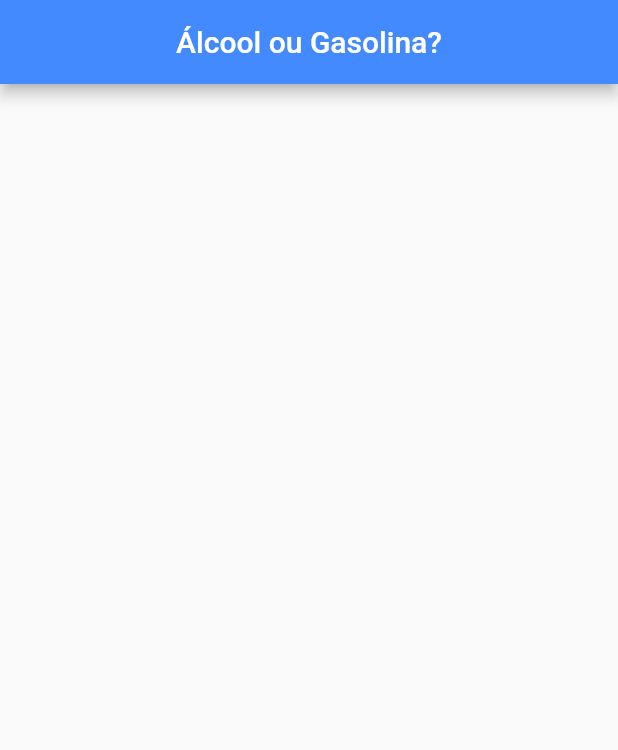
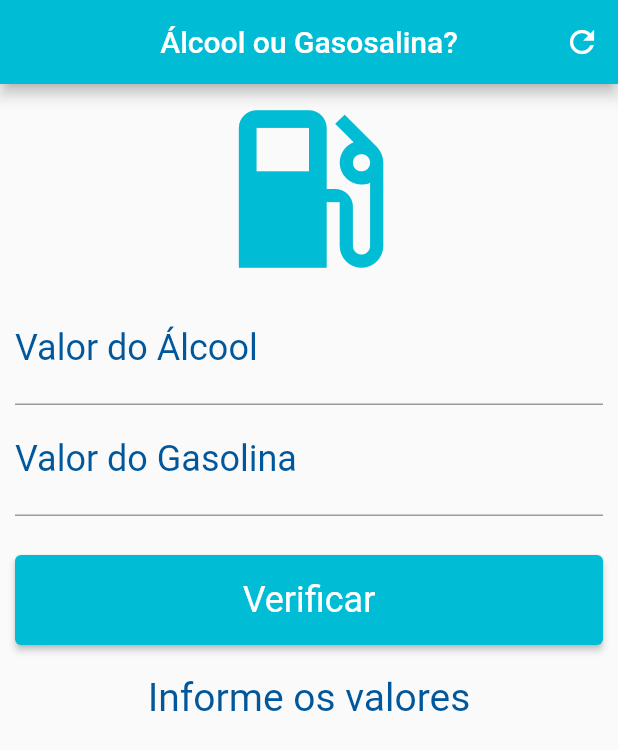
Before and after one commit to danielrocha92/2021-2_sexta_manha, a Flutter app: the screen it shows after launch, on a phone screen of 412 x 824 dp. Shown: the top 750 px of the screen. Run offline on Flutter 3.47's test engine with Material 2 defaults, Android fonts, the phone set to English and light mode, and no system bars.

Commit message:
Update main.dart

```diff
--- a/alcool_gasolina/lib/main.dart
+++ b/alcool_gasolina/lib/main.dart
@@ -1,12 +1,10 @@
 import 'package:flutter/material.dart';
 
 void main() {
-  runApp(
-    MaterialApp(
-      debugShowCheckedModeBanner: false,
-      home: Home()
-    )
-  );
+  runApp(const MaterialApp(
+    home: Home(),
+    debugShowCheckedModeBanner: false,
+  ));
 }
 
 class Home extends StatefulWidget {
@@ -17,15 +15,116 @@ class Home extends StatefulWidget {
 }
 
 class _HomeState extends State<Home> {
+  TextEditingController alcoolController = TextEditingController();
+  TextEditingController gasolinaController = TextEditingController();
+  String _resultado = "Informe os valores";
+  GlobalKey<FormState> _formKey = GlobalKey<FormState>();
+
+  void _calculaCombustivelIdeal() {
+    double vAlcool = double.parse(alcoolController.text.replaceAll(',', '.'));
+    double vGasolina =
+    double.parse(gasolinaController.text.replaceAll(',', '.'));
+    double proporcao = vAlcool / vGasolina;
+
+    //se a proporção é menor do 0.7, então vale mais a pena abastecer com alcool
+    //caso contrário, vale mais a pena abastecer com gasosa...
+
+    // if(proporcao < 0.7) {
+    //   _resultado = "Abasteça com Álcool";
+    // } else {
+    //   _resultado = "Abasteça com Gasolina";
+    // }
+    //é a mesma coisa que:
+
+    setState(() {
+      _resultado =
+      (proporcao < 0.7) ? "Abasteça com Álcool" : "Abasteça com Gasolina";
+    });
+  }
+
+  void _reset() {
+    setState(() {
+      alcoolController.text = "";
+      gasolinaController.text = "";
+      _resultado = "Informe os valores";
+    });
+  }
+
   @override
   Widget build(BuildContext context) {
     return Scaffold(
       appBar: AppBar(
-        backgroundColor: Colors.blueAccent,
+        title: const Text("Álcool ou Gasosalina?"),
         centerTitle: true,
-        title: Text(
-            "Álcool ou Gasolina?",
-          style: TextStyle(color: Colors.white),
+        backgroundColor: Colors.cyan,
+        actions: [
+          IconButton(
+              onPressed: () {
+                _reset();
+              },
+              icon: const Icon(Icons.refresh))
+        ],
+      ),
+      body: SingleChildScrollView(
+        padding: const EdgeInsets.fromLTRB(10.0, 0, 10.0, 0),
+        child: Form(
+          key: _formKey,
+          child: Column(
+            crossAxisAlignment: CrossAxisAlignment.stretch,
+            children: [
+              const Icon(
+                Icons.local_gas_station,
+                size: 140.0,
+                color: Colors.cyan,
+              ),
+              TextFormField(
+                controller: alcoolController,
+                validator: (value) =>
+                value!.isEmpty ? "Informe o valor do Álcool" : null,
+                keyboardType: TextInputType.number,
+                // textAlign: TextAlign.center,
+                style: TextStyle(color: Colors.lightBlue[900], fontSize: 24.0),
+                decoration: InputDecoration(
+                    prefixText: "R\$ ",
+                    labelText: "Valor do Álcool",
+                    labelStyle: TextStyle(color: Colors.lightBlue[900])),
+              ),
+              TextFormField(
+                controller: gasolinaController,
+                validator: (value) =>
+                value!.isEmpty ? "Informe o valor do Gasolina" : null,
+                keyboardType: TextInputType.number,
+                // textAlign: TextAlign.center,
+                style: TextStyle(color: Colors.lightBlue[900], fontSize: 24.0),
+                decoration: InputDecoration(
+                    prefixText: "R\$ ",
+                    labelText: "Valor do Gasolina",
+                    labelStyle: TextStyle(color: Colors.lightBlue[900])),
+              ),
+              Padding(
+                padding: EdgeInsets.only(top: 26.0, bottom: 20.0),
+                child: Container(
+                  height: 60.0,
+                  child: ElevatedButton(
+                    onPressed: () {
+                      if (_formKey.currentState!.validate()) {
+                        _calculaCombustivelIdeal();
+                      }
+                    },
+                    child: Text("Verificar"),
+                    style: ElevatedButton.styleFrom(
+                        primary: Colors.cyan,
+                        textStyle: const TextStyle(fontSize: 24.0)),
+                  ),
+                ),
+              ),
+              Text(
+                _resultado,
+                textAlign: TextAlign.center,
+                style: TextStyle(color: Colors.lightBlue[900], fontSize: 26.0),
+              )
+            ],
+          ),
         ),
       ),
     );
```
